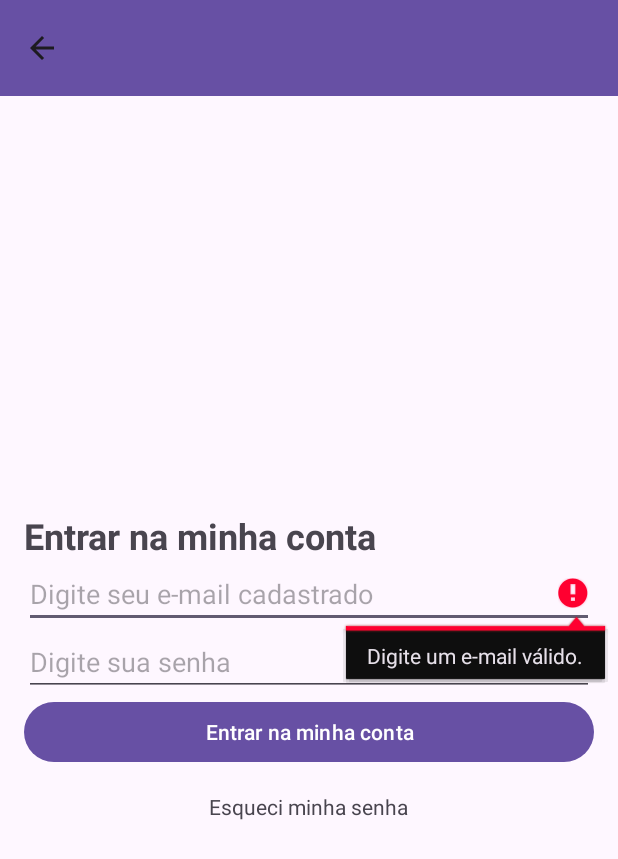
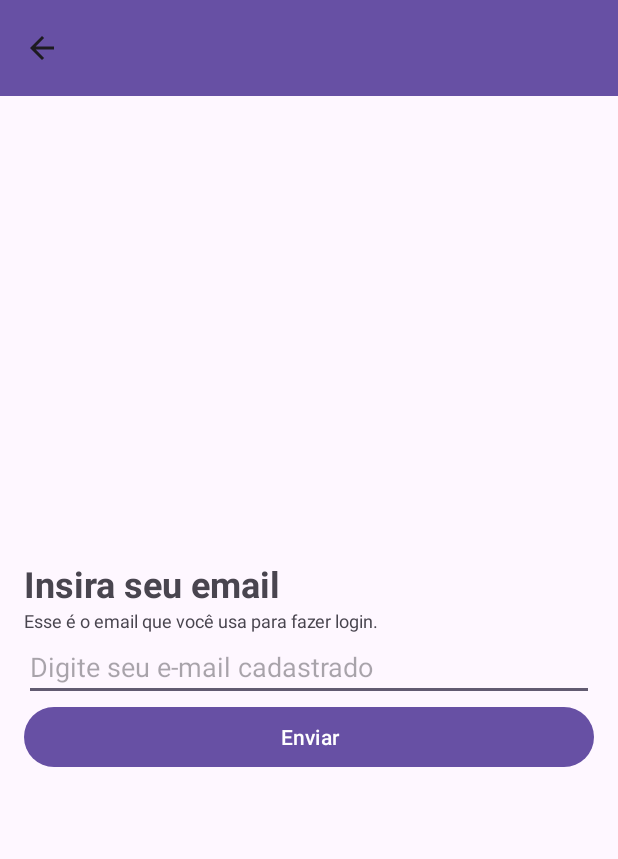
Before and after one commit to limaenz/financa-em-foco-app, an Android app: the LoginActivity screen opened directly, with no data from a screen before it, after a tap on "Esqueci minha senha", on a phone screen of 412 x 824 dp. Shown: the top 859 px of the screen. Run offline under Robolectric (Android 15) with nearby library versions, the phone set to English and light mode, and no system bars; our stand-ins replace Firebase (no records; nobody signed in at launch, a user with empty details on screens opened directly); 1 other tap on this screen came first.

Commit message:
adding esqueci minha senha

```diff
--- /dev/null
+++ b/app/src/main/java/com/example/financa_em_foco_app/EsqueciMinhaSenhaActivity.java
@@ -0,0 +1,64 @@
+package com.example.financa_em_foco_app;
+
+import android.os.Bundle;
+import android.util.Patterns;
+import android.widget.Toast;
+
+import androidx.appcompat.app.AppCompatActivity;
+
+import com.example.financa_em_foco_app.databinding.ActivityEsqueciMinhaSenhaBinding;
+import com.google.firebase.auth.FirebaseAuth;
+
+public class EsqueciMinhaSenhaActivity extends AppCompatActivity {
+    private ActivityEsqueciMinhaSenhaBinding binding;
+    private FirebaseAuth mAuth;
+
+    @Override
+    protected void onCreate(Bundle savedInstanceState) {
+        super.onCreate(savedInstanceState);
+        configuraTela();
+        mAuth = FirebaseAuth.getInstance();
+    }
+
+    private void configuraTela() {
+        binding = ActivityEsqueciMinhaSenhaBinding.inflate(getLayoutInflater());
+        setContentView(binding.getRoot());
+
+        setSupportActionBar(binding.toolbar);
+
+        getSupportActionBar().setTitle("");
+        getSupportActionBar().setDisplayHomeAsUpEnabled(true);
+        getSupportActionBar().setDisplayShowHomeEnabled(true);
+
+        binding.toolbar.setNavigationOnClickListener(v -> getOnBackPressedDispatcher().onBackPressed());
+        binding.buttonEnviar.setOnClickListener(v -> esqueciMinhaSenha());
+    }
+
+    private void esqueciMinhaSenha() {
+        String email = binding.editTextEmail.getText().toString().trim();
+
+        if (email.isEmpty() || !Patterns.EMAIL_ADDRESS.matcher(email).matches()) {
+            binding.editTextEmail.setError("Digite um e-mail válido.");
+            binding.editTextEmail.requestFocus();
+            return;
+        }
+
+        mAuth.sendPasswordResetEmail(email).addOnCompleteListener(this, task -> {
+            if (task.isSuccessful()) {
+                Toast.makeText(
+                        EsqueciMinhaSenhaActivity.this,
+                        "E-mail de redefinição de senha enviado com sucesso.",
+                        Toast.LENGTH_SHORT
+                ).show();
+
+                getOnBackPressedDispatcher().onBackPressed();
+            } else {
+                Toast.makeText(
+                        EsqueciMinhaSenhaActivity.this,
+                        "Falha ao enviar e-mail de redefinição de senha.",
+                        Toast.LENGTH_SHORT
+                ).show();
+            }
+        });
+    }
+}
--- a/app/src/main/java/com/example/financa_em_foco_app/LoginActivity.java
+++ b/app/src/main/java/com/example/financa_em_foco_app/LoginActivity.java
@@ -5,12 +5,9 @@ import android.os.Bundle;
 import android.util.Patterns;
 import android.widget.Toast;
 
-import androidx.annotation.NonNull;
 import androidx.appcompat.app.AppCompatActivity;
 
 import com.example.financa_em_foco_app.databinding.ActivityLoginBinding;
-import com.google.android.gms.tasks.OnCompleteListener;
-import com.google.android.gms.tasks.Task;
 import com.google.firebase.auth.FirebaseAuth;
 
 public class LoginActivity extends AppCompatActivity {
@@ -37,7 +34,7 @@ public class LoginActivity extends AppCompatActivity {
         binding.toolbar.setNavigationOnClickListener(v -> getOnBackPressedDispatcher().onBackPressed());
 
         binding.buttonEntrarNaMinhaConta.setOnClickListener(v -> fazerLogin());
-        binding.textViewEsqueciMinhaSenha.setOnClickListener(v -> esqueciMinhaSenha());
+        binding.textViewEsqueciMinhaSenha.setOnClickListener(v -> startActivity(new Intent(this, EsqueciMinhaSenhaActivity.class)));
     }
 
     private void fazerLogin() {
@@ -45,6 +42,7 @@ public class LoginActivity extends AppCompatActivity {
         String senha = binding.editTextSenha.getText().toString().trim();
 
         if (dadosDeLoginValidos(email, senha)) {
+            binding.buttonEntrarNaMinhaConta.setEnabled(false);
             autenticarUsuario(email, senha);
         }
     }
@@ -68,6 +66,7 @@ public class LoginActivity extends AppCompatActivity {
     private void autenticarUsuario(String email, String senha) {
         mAuth.signInWithEmailAndPassword(email, senha)
                 .addOnCompleteListener(this, task -> {
+                    binding.buttonEntrarNaMinhaConta.setEnabled(true);
                     if (task.isSuccessful()) {
                         handleLoginComSucesso();
                     } else {
@@ -93,33 +92,4 @@ public class LoginActivity extends AppCompatActivity {
                 Toast.LENGTH_SHORT
         ).show();
     }
-
-    private void esqueciMinhaSenha() {
-        String email = binding.editTextEmail.getText().toString().trim();
-
-        if (email.isEmpty() && !Patterns.EMAIL_ADDRESS.matcher(email).matches()) {
-            binding.editTextEmail.setError("Digite um e-mail válido.");
-            binding.editTextEmail.requestFocus();
-            return;
-        }
-
-        mAuth.sendPasswordResetEmail(email).addOnCompleteListener(this, new OnCompleteListener<Void>() {
-            @Override
-            public void onComplete(@NonNull Task<Void> task) {
-                if (task.isSuccessful()) {
-                    Toast.makeText(
-                            LoginActivity.this,
-                            "E-mail de redefinição de senha enviado com sucesso.",
-                            Toast.LENGTH_SHORT
-                    ).show();
-                } else {
-                    Toast.makeText(
-                            LoginActivity.this,
-                            "Falha ao enviar e-mail de redefinição de senha.",
-                            Toast.LENGTH_SHORT
-                    ).show();
-                }
-            }
-        });
-    }
 }
--- a/app/src/main/java/com/example/financa_em_foco_app/RegisterActivity.java
+++ b/app/src/main/java/com/example/financa_em_foco_app/RegisterActivity.java
@@ -13,7 +13,6 @@ import com.google.firebase.auth.FirebaseAuth;
 public class RegisterActivity extends AppCompatActivity {
     private ActivityRegisterBinding binding;
     private FirebaseAuth mAuth;
-
 
     @Override
     protected void onCreate(Bundle savedInstanceState) {
--- /dev/null
+++ b/app/src/main/res/layout/activity_esqueci_minha_senha.xml
@@ -0,0 +1,63 @@
+<?xml version="1.0" encoding="utf-8"?>
+<RelativeLayout xmlns:android="http://schemas.android.com/apk/res/android"
+    xmlns:tools="http://schemas.android.com/tools"
+    android:layout_width="match_parent"
+    android:layout_height="match_parent"
+    tools:context=".EsqueciMinhaSenhaActivity">
+
+    <androidx.appcompat.widget.Toolbar
+        android:id="@+id/toolbar"
+        android:layout_width="match_parent"
+        android:layout_height="?attr/actionBarSize"
+        android:layout_alignParentTop="true"
+        android:background="?attr/colorPrimary"
+        android:elevation="4dp"
+        android:theme="@style/ThemeOverlay.AppCompat.ActionBar" />
+
+    <LinearLayout
+        android:layout_width="match_parent"
+        android:layout_height="match_parent"
+        android:layout_below="@id/toolbar"
+        android:orientation="vertical">
+
+        <LinearLayout
+            android:layout_width="match_parent"
+            android:layout_height="match_parent"
+            android:layout_below="@id/toolbar"
+            android:gravity="center"
+            android:orientation="vertical"
+            android:padding="16dp">
+
+            <TextView
+                android:id="@+id/textViewInsiraSeuEmail"
+                android:layout_width="match_parent"
+                android:layout_height="wrap_content"
+                android:text="Insira seu email"
+                android:textSize="24sp"
+                android:textStyle="bold" />
+
+            <TextView
+                android:id="@+id/textViewSubTextoInsiraSeuEmail"
+                android:layout_width="match_parent"
+                android:layout_height="wrap_content"
+                android:text="Esse é o email que você usa para fazer login."
+                android:textSize="12sp" />
+
+
+            <EditText
+                android:id="@+id/editTextEmail"
+                android:layout_width="match_parent"
+                android:layout_height="wrap_content"
+                android:hint="Digite seu e-mail cadastrado"
+                android:inputType="textEmailAddress"
+                android:singleLine="true" />
+
+            <Button
+                android:id="@+id/buttonEnviar"
+                android:layout_width="match_parent"
+                android:layout_height="wrap_content"
+                android:text="Enviar" />
+
+        </LinearLayout>
+    </LinearLayout>
+</RelativeLayout>
```
Also changed, not shown: app/src/main/AndroidManifest.xml (+6 -3 lines), app/src/main/res/layout/activity_login.xml (+23 -7 lines), app/src/main/res/layout/activity_register.xml (+17 -6 lines).
